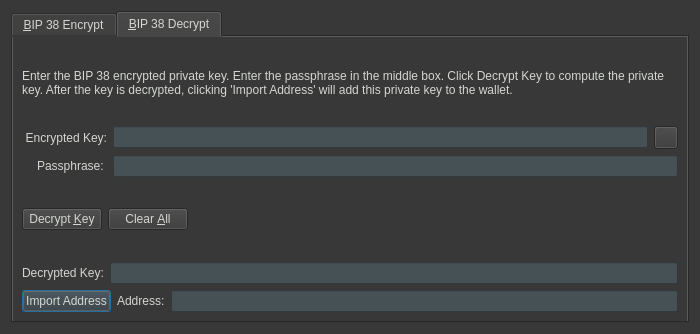
The window that src/qt/forms/bip38tooldialog.ui (NewCapital/TWINS-Core) describes before a commit, drawn with Qt 5.
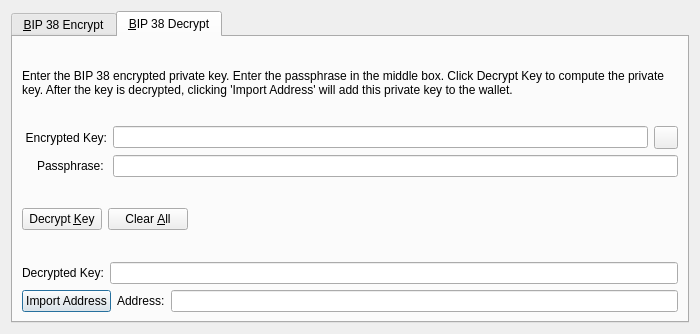
The same window after the commit. The open tabs and pages were chosen to show the change. Icons and pictures are not drawn. Custom widgets are drawn as their Qt base class.

The edit to the form file:
```diff
--- a/src/qt/forms/bip38tooldialog.ui
+++ b/src/qt/forms/bip38tooldialog.ui
@@ -13,10 +13,6 @@
   <property name="windowTitle">
    <string>BIP 38 Tool</string>
   </property>
-  <property name="styleSheet">
-   <string notr="true">background-color:rgb(56, 56, 56);
-color:rgb(211, 215, 207);</string>
-  </property>
   <property name="modal">
    <bool>true</bool>
   </property>
@@ -316,10 +312,6 @@
            <property name="toolTip">
             <string>The encrypted private key</string>
            </property>
-           <property name="styleSheet">
-            <string notr="true">background-color:rgb(70, 81, 86);
-color:rgb(211, 215, 207);</string>
-           </property>
           </widget>
          </item>
          <item>
@@ -361,10 +353,6 @@
          </item>
          <item>
           <widget class="QLineEdit" name="passphraseIn_DEC">
-           <property name="styleSheet">
-            <string notr="true">background-color:rgb(70, 81, 86);
-color:rgb(211, 215, 207);</string>
-           </property>
            <property name="echoMode">
             <enum>QLineEdit::Password</enum>
            </property>
@@ -462,12 +450,7 @@
           </widget>
          </item>
          <item>
-          <widget class="QValidatedLineEdit" name="decryptedKeyOut_DEC">
-           <property name="styleSheet">
-            <string notr="true">background-color:rgb(70, 81, 86);
-color:rgb(211, 215, 207);</string>
-           </property>
-          </widget>
+          <widget class="QValidatedLineEdit" name="decryptedKeyOut_DEC"/>
          </item>
         </layout>
        </item>
@@ -488,12 +471,7 @@
           </widget>
          </item>
          <item>
-          <widget class="QLineEdit" name="addressOut_DEC">
-           <property name="styleSheet">
-            <string notr="true">background-color:rgb(70, 81, 86);
-color:rgb(211, 215, 207);</string>
-           </property>
-          </widget>
+          <widget class="QLineEdit" name="addressOut_DEC"/>
          </item>
         </layout>
        </item>
```
Left out of the diff: 14 changed lines with no effect on the pictures.
